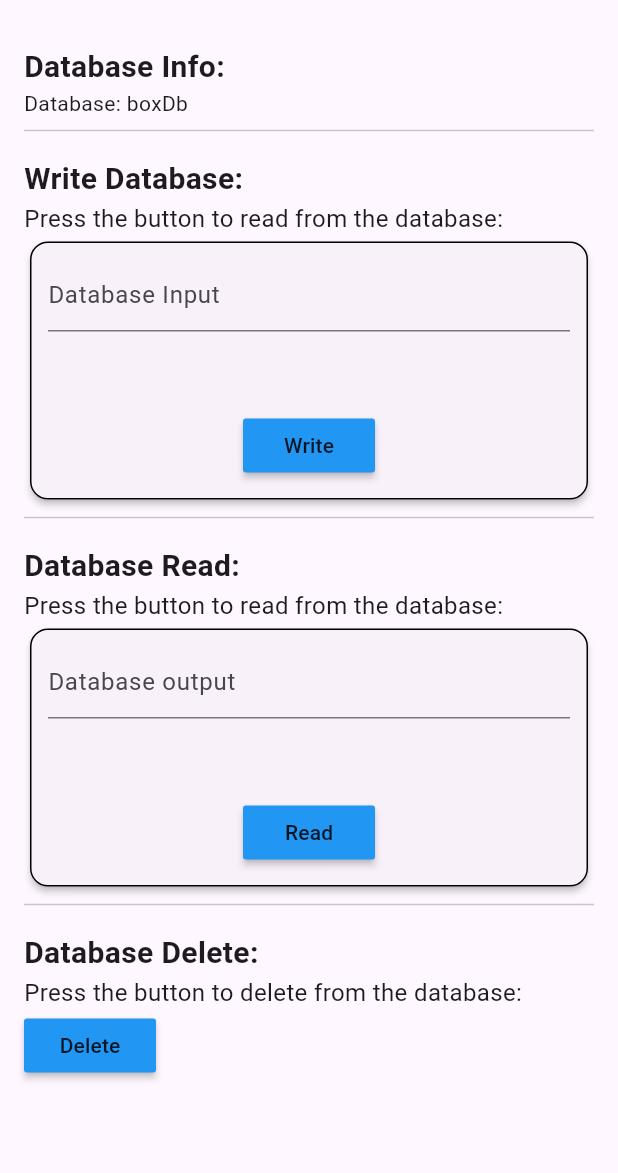
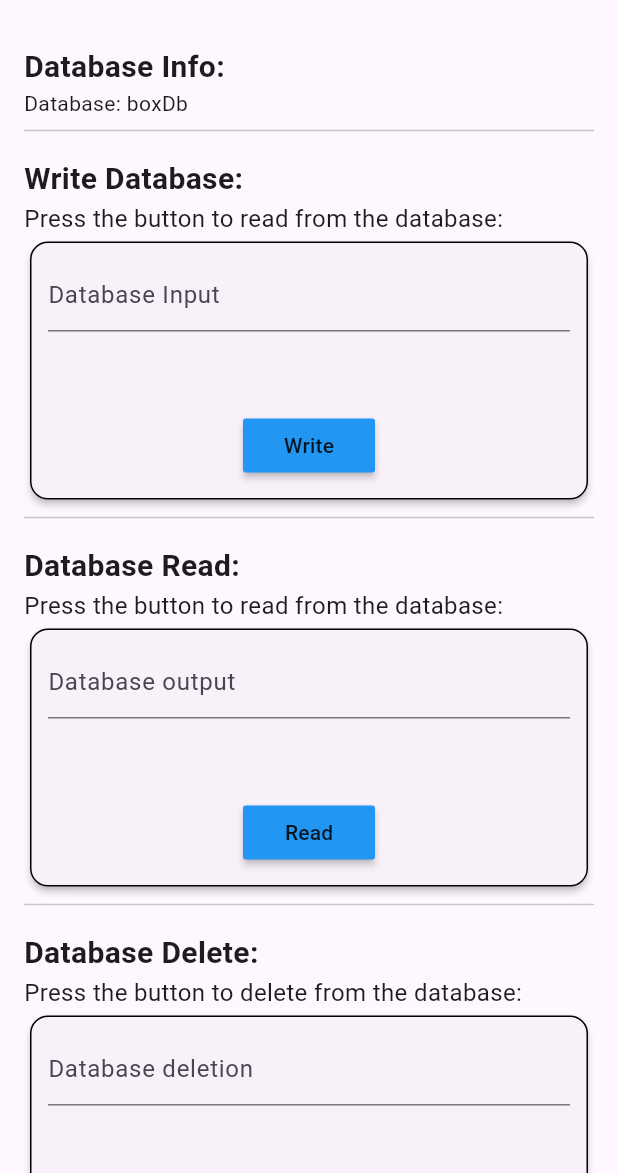
Before and after one commit to rosera/hive_demo, a Flutter app: the screen it shows after launch, on a phone screen of 412 x 824 dp, the part 63-1236 px from its top. Run offline on Flutter 3.47's test engine with Material 3 defaults, Android fonts, the light colour scheme and no system bars; our stand-ins replace hive_flutter; accounts and stored records are empty.

Commit message:
Add: Formatting

```diff
--- a/lib/home_page.dart
+++ b/lib/home_page.dart
@@ -15,6 +15,7 @@ class _MyHomePageState extends State<MyHomePage> {
   final String boxFilename = "boxDb";
   TextEditingController writeBoxField = TextEditingController();
   TextEditingController readBoxField  = TextEditingController();
+  TextEditingController deleteBoxField  = TextEditingController();
 
   @override
   @override
@@ -39,7 +40,7 @@ class _MyHomePageState extends State<MyHomePage> {
   // Read
   void readData() {
     // Read the Key/Value pair
-    print(_boxDatabase?.get(1));
+    // print(_boxDatabase?.get(1));
 
     // Validate data entry
     readBoxField.text = _boxDatabase?.get(1) ?? "No Record";
@@ -50,6 +51,7 @@ class _MyHomePageState extends State<MyHomePage> {
     // Delete the Key/Value pair
     print(_boxDatabase?.delete(1));
     print('Delete action');
+    deleteBoxField.text = "Record deleted";
   }
 
   @override
@@ -58,7 +60,8 @@ class _MyHomePageState extends State<MyHomePage> {
         appBar: AppBar(
           title: const Text("Hive Demo"),
         ),
-        body: Container(
+        body: SingleChildScrollView(
+          child: Container(
               padding: const EdgeInsets.all(16.0),
               child: Column(
                 crossAxisAlignment: CrossAxisAlignment.start,
@@ -150,12 +153,46 @@ class _MyHomePageState extends State<MyHomePage> {
                   const SizedBox(height: 10),
                   const Text("Database Delete:", style: TextStyle(fontSize: 20.0, fontWeight: FontWeight.bold)),
                   const Text("Press the button to delete from the database:", style: TextStyle(fontSize: 16.0)),
-                MaterialButton(
+                  Card(
+                    // color: Colors.transparent,
+                    elevation: 2,
+                    shape: RoundedRectangleBorder(
+                      borderRadius: BorderRadius.circular(12),
+                      // Adjust the radius as needed
+                      side: const BorderSide(
+                        // color: Colors.grey.withOpacity(0.5),
+                        // Set the opacity to 0.5 (50%)
+                        width: 1.0,
+                      ),
+                    ),
+                    child: Container(
+                      padding: const EdgeInsets.all(12.0),
+                      child: Column(
+                        crossAxisAlignment: CrossAxisAlignment.center,
+                        children: [
+                          SizedBox(
+                            height: 100,
+                            child: TextField(
+                              controller: deleteBoxField,
+                              readOnly: true,
+                              decoration:
+                              const InputDecoration(hintText: 'Database deletion'),
+                            ),
+                          ),
+                          SizedBox(
+                            width: double.infinity,
+                            child: MaterialButton(
                               onPressed: deleteData,
                               color: Colors.blue,
                               child: const Text('Delete'),
+                            ),
+                          ),
+                        ],
+                      ),
+                    ),
                   )
                 ],
-            ))); // This trailing comma makes auto-formatting nicer for build methods.
+              )),
+        )); // This trailing comma makes auto-formatting nicer for build methods.
   }
 }
```
Lines whose indentation alone changed are shown as unchanged.
